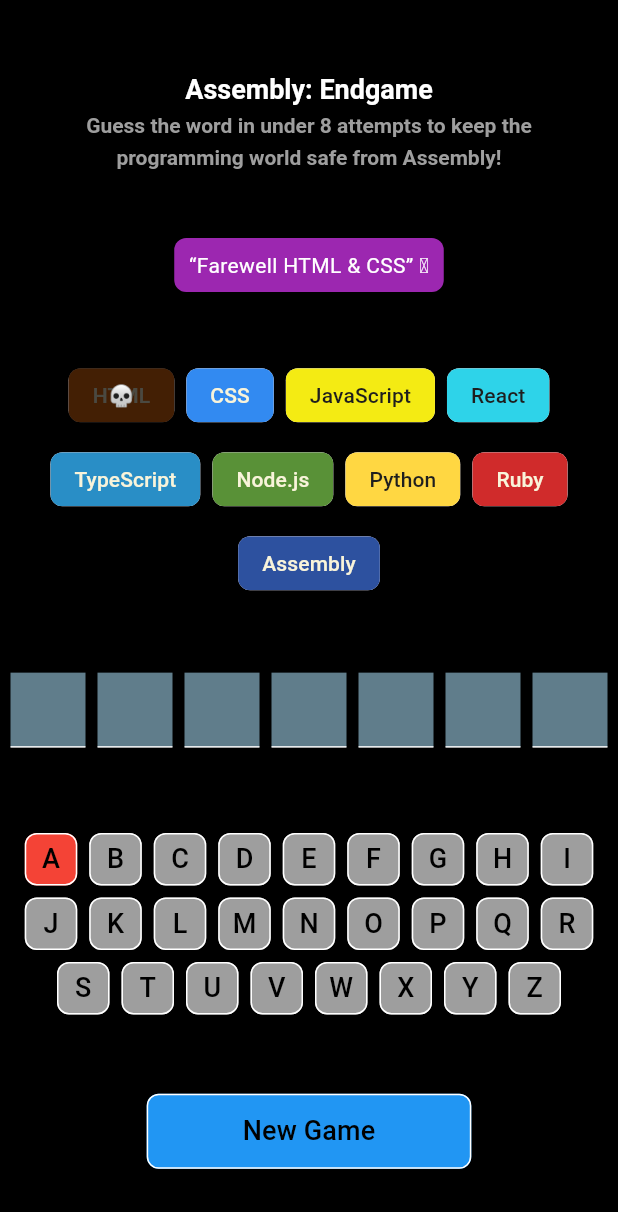
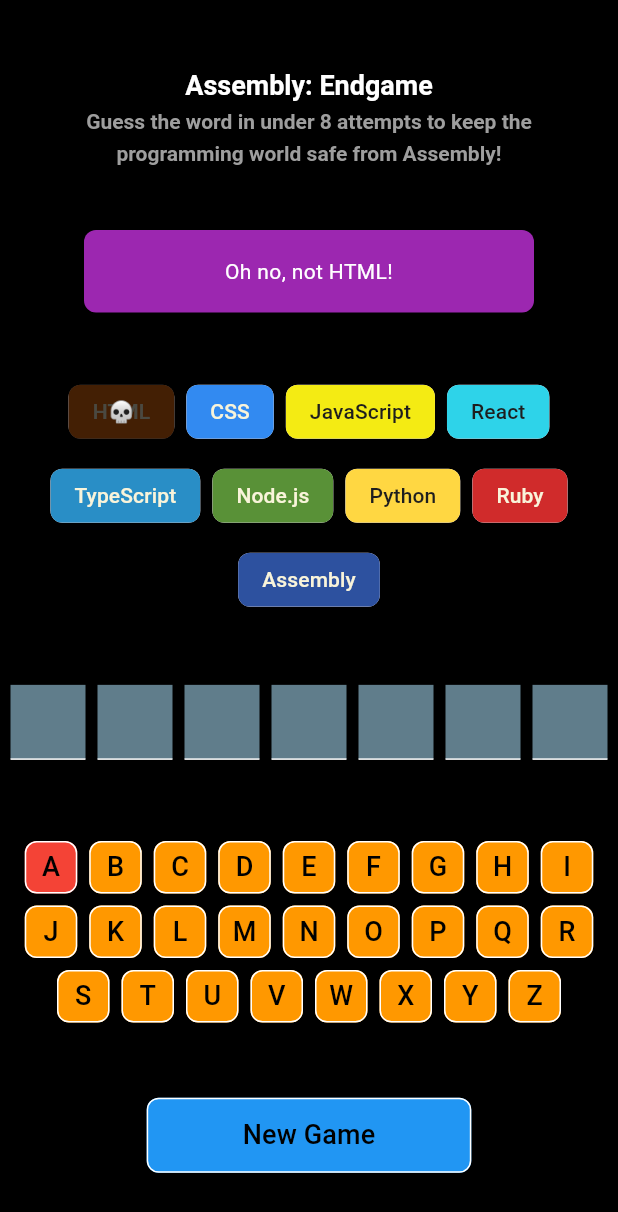
Before and after one commit to amirmhmdi/assembly-endgame-flutter, a Flutter app: the screen it shows after launch, after a tap on an icon or button, on a phone screen of 412 x 824 dp. Shown: the top 1212 px of the screen. Run offline on Flutter 3.47's test engine with Material 3 defaults, Android fonts, the phone set to English and light mode, and no system bars; our stand-ins replace flutter_riverpod, riverpod_annotation; generated files the repository leaves out were written again.

Commit message:
status widget state done, keyboard disable

```diff
--- a/lib/presentation/widgets/chips_widget.dart
+++ b/lib/presentation/widgets/chips_widget.dart
@@ -36,7 +36,7 @@
                 ),
               ),
             ),
-            if (element.key < ref.read(gameStateProvider.notifier).wrongCount())
+            if (element.key < ref.read(gameStateProvider.notifier).wrongCount)
               Positioned.fill(
                 child: Container(
                   alignment: Alignment.center,
--- a/lib/presentation/widgets/keyboard_widget.dart
+++ b/lib/presentation/widgets/keyboard_widget.dart
@@ -19,29 +19,40 @@
         children: keys
             .toUpperCase()
             .split("")
-            .map((letter) => TextButton(
+            .map(
+              (letter) => TextButton(
                 style: TextButton.styleFrom(
                   padding: EdgeInsets.zero,
                   minimumSize: const Size(35, 35),
                   tapTargetSize: MaterialTapTargetSize.shrinkWrap,
-                    backgroundColor: ref.read(gameStateProvider.notifier).keyboardColor(letter),
+                  disabledBackgroundColor: Colors.grey,
+                  backgroundColor: ref
+                      .read(gameStateProvider.notifier)
+                      .keyboardColor(letter),
                   shape: RoundedRectangleBorder(
                     borderRadius: BorderRadius.circular(8),
                     side: const BorderSide(width: 1, color: Colors.white),
                   ),
                 ),
+                onPressed: (ref.read(gameStateProvider.notifier).isGameOver ||
+                        ref.read(gameStateProvider.notifier).isWon)
+                    ? null
+                    : () {
+                        ref.read(gameStateProvider.notifier).addLetter(letter);
+                      },
                 child: Text(
                   letter,
-                    style: const TextStyle(
-                      color: Colors.black,
+                  style: TextStyle(
+                    color: (ref.read(gameStateProvider.notifier).isGameOver ||
+                            ref.read(gameStateProvider.notifier).isWon)
+                        ? Colors.blueGrey
+                        : Colors.black,
                     fontSize: 18,
                     fontWeight: FontWeight.w500,
                   ),
                 ),
-                  onPressed: () {
-                    ref.read(gameStateProvider.notifier).addLetter(letter);
-                  },
-                ))
+              ),
+            )
             .toList(),
       ),
     );
--- a/lib/presentation/widgets/status_widget.dart
+++ b/lib/presentation/widgets/status_widget.dart
@@ -1,3 +1,6 @@
+import 'package:assembly_endgame/provider/game_state.dart';
+import 'package:assembly_endgame/utils/languages.dart';
+import 'package:assembly_endgame/utils/utils.dart';
 import 'package:flutter/material.dart';
 import 'package:flutter_riverpod/flutter_riverpod.dart';
 
@@ -6,17 +9,81 @@
 
   @override
   Widget build(BuildContext context, WidgetRef ref) {
+    ref.watch(gameStateProvider);
+    print("is game over ${ref.read(gameStateProvider.notifier).isGameOver}");
+    print("is won ${ref.read(gameStateProvider.notifier).isWon}");
+    if (ref.read(gameStateProvider.notifier).isGameOver) {
       return Container(
-      padding: const EdgeInsets.all(8),
+        height: 55,
+        width: 300,
+        alignment: Alignment.center,
+        decoration: BoxDecoration(
+          color: Colors.red,
+          borderRadius: BorderRadius.circular(8),
+        ),
+        child: RichText(
+          textAlign: TextAlign.center,
+          text: const TextSpan(
+            text: "Game over!\n",
+            style: TextStyle(fontWeight: FontWeight.bold, fontSize: 16),
+            children: [
+              TextSpan(
+                text: "You lose! Better start learning Assembly 😭",
+                style: TextStyle(
+                    fontWeight: FontWeight.normal, fontSize: 14, height: 1.5),
+                //  style: const TextStyle(fontWeight: FontWeight.bold),
+              )
+            ],
+          ),
+        ),
+      );
+    } else if (ref.read(gameStateProvider.notifier).isWon) {
+      return Container(
+        height: 55,
+        width: 300,
+        alignment: Alignment.center,
+        decoration: BoxDecoration(
+          color: Colors.green,
+          borderRadius: BorderRadius.circular(8),
+        ),
+        child: RichText(
+          textAlign: TextAlign.center,
+          text: const TextSpan(
+            text: "You win!\n",
+            style: TextStyle(fontWeight: FontWeight.bold, fontSize: 16),
+            children: [
+              TextSpan(
+                text: "🎉 Well done! 🎉",
+                style: TextStyle(
+                    fontWeight: FontWeight.normal, fontSize: 14, height: 1.5),
+              )
+            ],
+          ),
+        ),
+      );
+    } else if (!ref.read(gameStateProvider.notifier).isLastLetterCorrect()) {
+      return Container(
+        height: 55,
+        width: 300,
+        alignment: Alignment.center,
         decoration: BoxDecoration(
           color: Colors.purple,
           borderRadius: BorderRadius.circular(8),
         ),
-      child: const Text(
-        "“Farewell HTML & CSS” 🫡 ",
+        child: Text(
+          getFarewellText(
+            languagesList[ref.read(gameStateProvider.notifier).wrongCount - 1]
+                ['name']!,
+          ),
           textAlign: TextAlign.center,
-        style: TextStyle(color: Colors.white),
+          style: const TextStyle(color: Colors.white),
         ),
+      );
+    } else {
+      return const SizedBox(
+        height: 55,
+        width: 300,
       );
     }
   }
+}
--- a/lib/provider/game_state.dart
+++ b/lib/provider/game_state.dart
@@ -1,5 +1,6 @@
 import 'dart:math';
 
+import 'package:assembly_endgame/utils/languages.dart';
 import 'package:assembly_endgame/utils/word_list.dart';
 import 'package:flutter/material.dart';
 import 'package:riverpod_annotation/riverpod_annotation.dart';
@@ -10,6 +11,8 @@
 class GameState extends _$GameState {
   String _currentWord = "";
   int _wrongCount = 0;
+  bool _isGameOver = false;
+  bool _isWon = false;
 
   @override
   String build() {
@@ -24,14 +27,22 @@
 
   String getCurrentWord() => _currentWord;
 
-  int wrongCount() => _wrongCount;
+  int get wrongCount => _wrongCount;
+  bool get isGameOver => _isGameOver;
+  bool get isWon => _isWon;
 
   void addLetter(String letter) {
     if (!state.contains(letter)) {
+      state += letter;
+      if (_currentWord.split("").every((element) => state.contains(element))) {
+        _isWon = true;
+      }
       if (!_currentWord.contains(letter)) {
         _wrongCount++;
+        if (_wrongCount > languagesList.length - 1) {
+          _isGameOver = true;
+        }
       }
-      state += letter;
     }
   }
 
@@ -51,7 +62,10 @@
         return Colors.red;
       }
     } else {
-      return Colors.grey;
+      return Colors.orange;
     }
   }
+
+  bool isLastLetterCorrect() =>
+      _currentWord.contains(state.isNotEmpty ? state[state.length - 1] : "");
 }
--- /dev/null
+++ b/lib/utils/utils.dart
@@ -0,0 +1,21 @@
+import 'dart:math';
+
+String getFarewellText(String language) {
+  final options = [
+    'Farewell, $language',
+    'Adios, $language',
+    'R.I.P., $language',
+    "We'll miss you, $language",
+    'Oh no, not $language!',
+    '$language bites the dust',
+    'Gone but not forgotten, $language',
+    'The end of $language as we know it',
+    'Off into the sunset, $language',
+    "$language, it's been real",
+    '$language, your watch has ended',
+    '$language has left the building',
+  ];
+
+  final randomIndex = Random().nextInt(options.length);
+  return options[randomIndex];
+}
```
Also changed, not shown: lib/provider/game_state.g.dart. Lines whose indentation alone changed are shown as unchanged.
